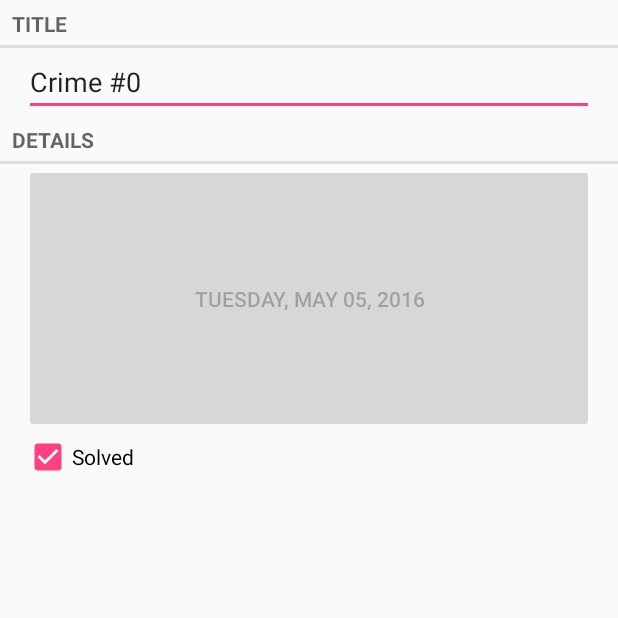
After one commit to aram-o/criminal-intent, an Android app: the CrimePagerActivity screen opened directly, with no data from a screen before it, on a phone screen of 412 x 824 dp, the top half of it. The commit adds this screen. Run offline under Robolectric (Android 15) with nearby library versions, the phone set to English and light mode, and no system bars.

Commit message:
Using ViewPager

```diff
--- a/app/src/main/AndroidManifest.xml
+++ b/app/src/main/AndroidManifest.xml
@@ -15,7 +15,7 @@
             </intent-filter>
         </activity>
         <activity
-            android:name=".CrimeActivity"
+            android:name=".CrimePagerActivity"
             android:label="@string/app_name"
             android:theme="@style/AppTheme.NoActionBar">
         </activity>
--- a/app/src/main/java/com/bignerdranch/android/criminalintent/CrimeLab.java
+++ b/app/src/main/java/com/bignerdranch/android/criminalintent/CrimeLab.java
@@ -16,6 +16,7 @@ public class CrimeLab {
         }
         return sCrimeLab;
     }
+
     private CrimeLab(Context context) {
         mCrimes = new ArrayList<>();
         for (int i = 0; i < 100; i++) {
--- a/app/src/main/java/com/bignerdranch/android/criminalintent/CrimeListFragment.java
+++ b/app/src/main/java/com/bignerdranch/android/criminalintent/CrimeListFragment.java
@@ -60,7 +60,7 @@ public class CrimeListFragment extends Fragment {
 
         @Override
         public void onClick(View v) {
-            Intent intent = CrimeActivity.newIntent(getActivity(), mCrime.getId());
+            Intent intent = CrimePagerActivity.newIntent(getActivity(), mCrime.getId());
             startActivity(intent);
             mPos = getAdapterPosition();
         }
--- /dev/null
+++ b/app/src/main/java/com/bignerdranch/android/criminalintent/CrimePagerActivity.java
@@ -0,0 +1,57 @@
+package com.bignerdranch.android.criminalintent;
+
+import android.content.Context;
+import android.content.Intent;
+import android.os.Bundle;
+import android.support.v4.app.Fragment;
+import android.support.v4.app.FragmentActivity;
+import android.support.v4.app.FragmentManager;
+import android.support.v4.app.FragmentStatePagerAdapter;
+import android.support.v4.view.ViewPager;
+
+import java.util.List;
+import java.util.UUID;
+
+public class CrimePagerActivity extends FragmentActivity {
+
+    private ViewPager mViewPager;
+    private List<Crime> mCrimes;
+    private static final String EXTRA_CRIME_ID = "com.bignerdranch.android.criminalintent.crime_id";
+
+    public static Intent newIntent(Context packageContext, UUID crimeId) {
+        Intent intent = new Intent(packageContext, CrimePagerActivity.class);
+        intent.putExtra(EXTRA_CRIME_ID, crimeId);
+        return intent;
+    }
+
+    @Override
+    protected void onCreate(Bundle savedInstanceState) {
+        super.onCreate(savedInstanceState);
+        setContentView(R.layout.activity_crime_pager);
+
+        UUID crimeId = (UUID) getIntent().getSerializableExtra(EXTRA_CRIME_ID);
+
+        mViewPager = (ViewPager) findViewById(R.id.activity_crime_pager_view_pager);
+        mCrimes = CrimeLab.get(this).getCrimes();
+        FragmentManager fragmentManager = getSupportFragmentManager();
+        mViewPager.setAdapter(new FragmentStatePagerAdapter(fragmentManager) {
+            @Override
+            public Fragment getItem(int position) {
+                Crime crime = mCrimes.get(position);
+                return CrimeFragment.newInstance(crime.getId());
+            }
+
+            @Override
+            public int getCount() {
+                return mCrimes.size();
+            }
+        });
+
+        for (int i = 0; i < mCrimes.size(); i++) {
+            if (mCrimes.get(i).getId().equals(crimeId)) {
+                mViewPager.setCurrentItem(i);
+                break;
+            }
+        }
+    }
+}
--- /dev/null
+++ b/app/src/main/res/layout/activity_crime_pager.xml
@@ -0,0 +1,8 @@
+<?xml version="1.0" encoding="utf-8"?>
+<android.support.v4.view.ViewPager xmlns:android="http://schemas.android.com/apk/res/android"
+    android:id="@+id/activity_crime_pager_view_pager"
+    android:layout_width="match_parent"
+    android:layout_height="match_parent"
+    android:orientation="horizontal">
+
+</android.support.v4.view.ViewPager>
```
Also changed, not shown: app/src/main/java/com/bignerdranch/android/criminalintent/CrimeActivity.java (deleted, +0 -27 lines).
